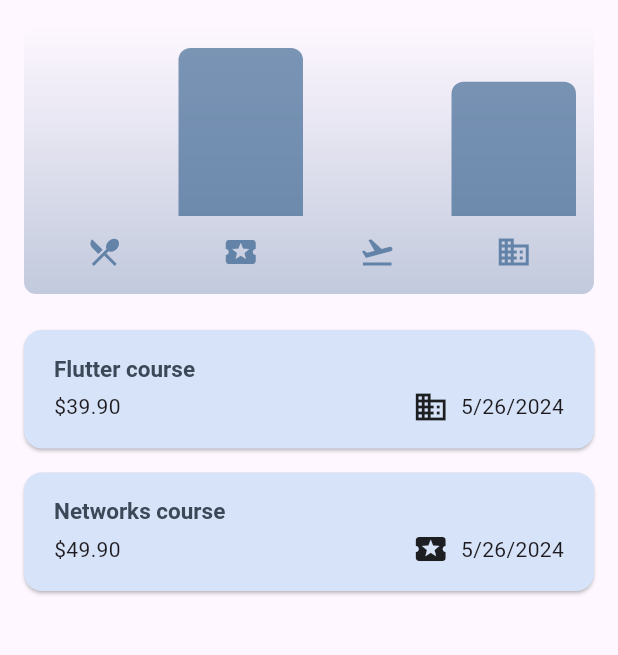
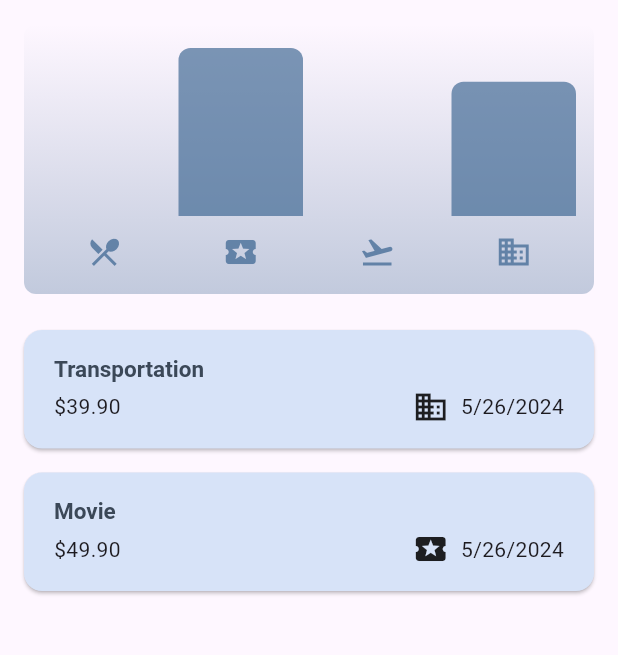
Before and after one commit to Abdullah-XDev/Tracker-App, a Flutter app: the screen it shows after launch, on a phone screen of 412 x 824 dp, the part 84-739 px from its top. Run offline on Flutter 3.47's test engine with Material 3 defaults, Android fonts, the phone set to English and light mode, and no system bars.

Commit message:
Update to build app

```diff
--- a/lib/widgets/expenses.dart
+++ b/lib/widgets/expenses.dart
@@ -15,12 +15,12 @@ class Expenses extends StatefulWidget {
 class _ExpensesState extends State<Expenses> {
   final List<Expense> _registredExpenses = [
     Expense(
-        title: 'Flutter course',
+        title: 'Transportation',
         amount: 39.9,
         date: DateTime.now(),
         category: Category.work),
     Expense(
-        title: 'Networks course',
+        title: 'Movie',
         amount: 49.9,
         date: DateTime.now(),
         category: Category.leisure),
```
